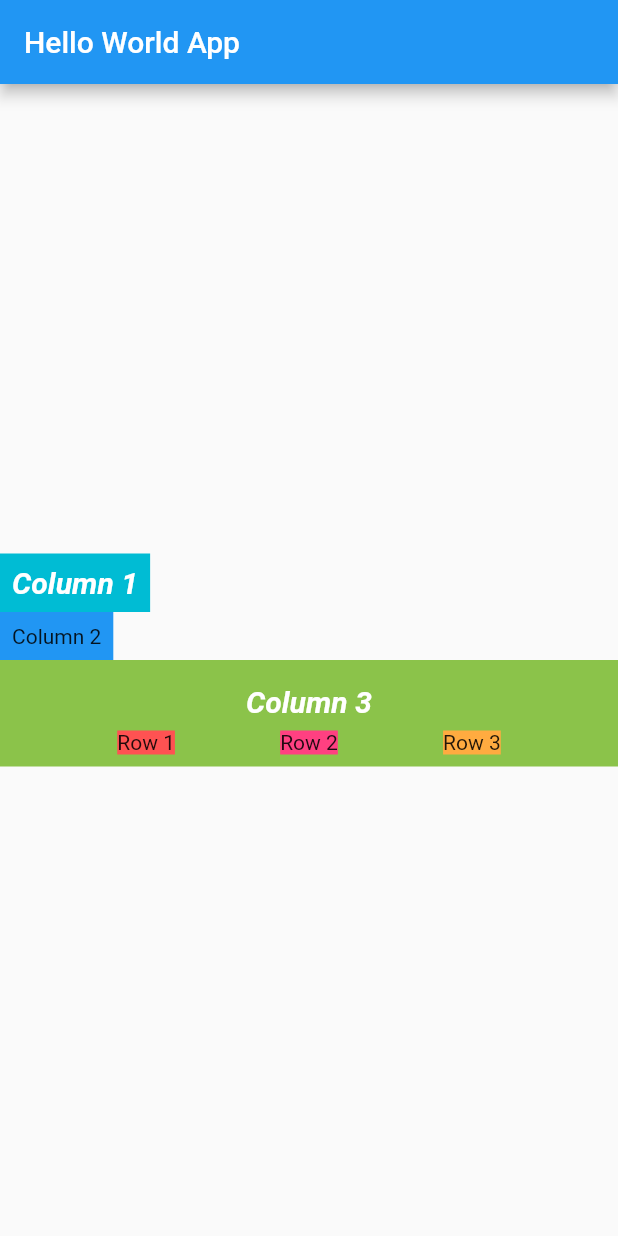
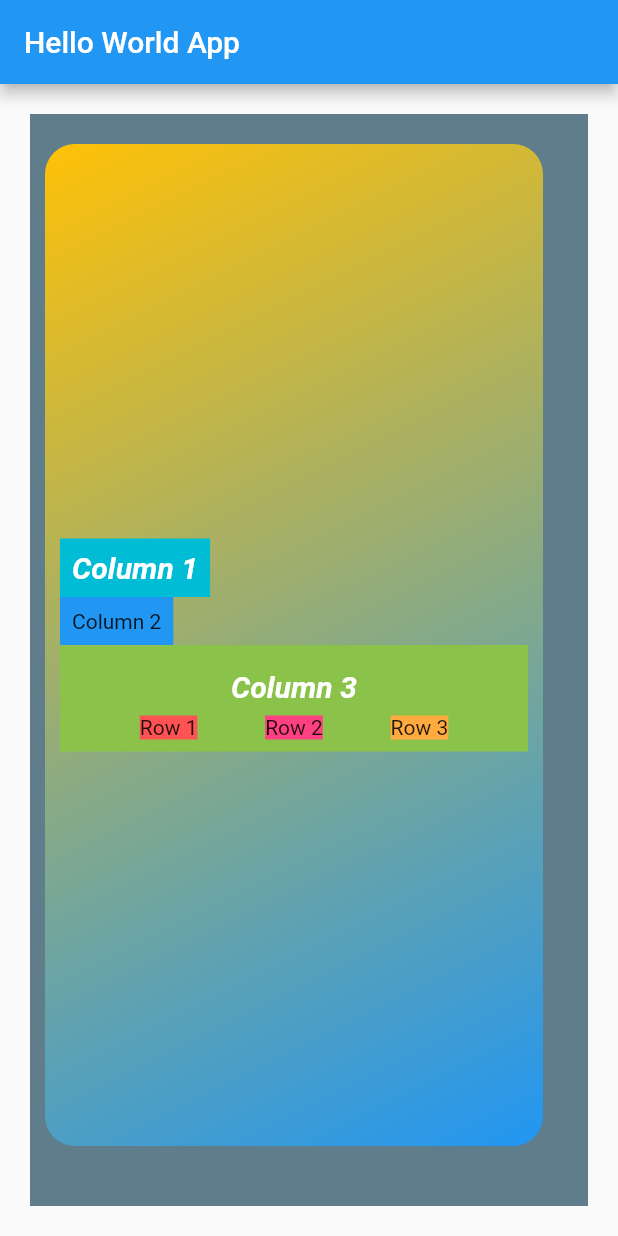
Before and after one commit to nadrianfikri/learn-flutter, a Flutter app: the screen it shows after launch, on a phone screen of 412 x 824 dp. Run offline on Flutter 3.47's test engine with Material 2 defaults, Android fonts, the phone set to English and light mode, and no system bars.

Commit message:
feat: container

```diff
--- a/lib/main.dart
+++ b/lib/main.dart
@@ -12,7 +12,19 @@ class MyApp extends StatelessWidget {
         appBar: AppBar(
           title: const Text('Hello World App'),
         ),
-        body: Column(
+        body: Container(
+          color: Colors.blueGrey,
+          padding: const EdgeInsets.fromLTRB(10, 20, 30, 40),
+          margin: const EdgeInsets.all(20),
+          child: Container(
+            padding: const EdgeInsets.all(10),
+            decoration: BoxDecoration(
+                borderRadius: BorderRadius.circular(20),
+                gradient: const LinearGradient(
+                    begin: Alignment.topLeft,
+                    end: Alignment.bottomRight,
+                    colors: <Color>[Colors.amber, Colors.blue])),
+            child: Column(
               mainAxisAlignment: MainAxisAlignment.center,
               crossAxisAlignment: CrossAxisAlignment.start,
               children: <Widget>[
@@ -43,7 +55,7 @@ class MyApp extends StatelessWidget {
                 Container(
                   color: Colors.lightGreen,
                   child: Padding(
-                  padding: EdgeInsets.all(8.0),
+                      padding: const EdgeInsets.all(8.0),
                       child: Column(
                         children: [
                           const Padding(
@@ -62,11 +74,14 @@ class MyApp extends StatelessWidget {
                             mainAxisAlignment: MainAxisAlignment.spaceEvenly,
                             children: [
                               Container(
-                              color: Colors.redAccent, child: Text('Row 1')),
+                                  color: Colors.redAccent,
+                                  child: const Text('Row 1')),
                               Container(
-                              color: Colors.pinkAccent, child: Text('Row 2')),
+                                  color: Colors.pinkAccent,
+                                  child: const Text('Row 2')),
                               Container(
-                              color: Colors.orangeAccent, child: Text('Row 3')),
+                                  color: Colors.orangeAccent,
+                                  child: const Text('Row 3')),
                             ],
                           )
                         ],
@@ -75,6 +90,8 @@ class MyApp extends StatelessWidget {
               ],
             ),
           ),
+        ),
+      ),
     );
   }
 }
```
Lines whose indentation alone changed are shown as unchanged.
